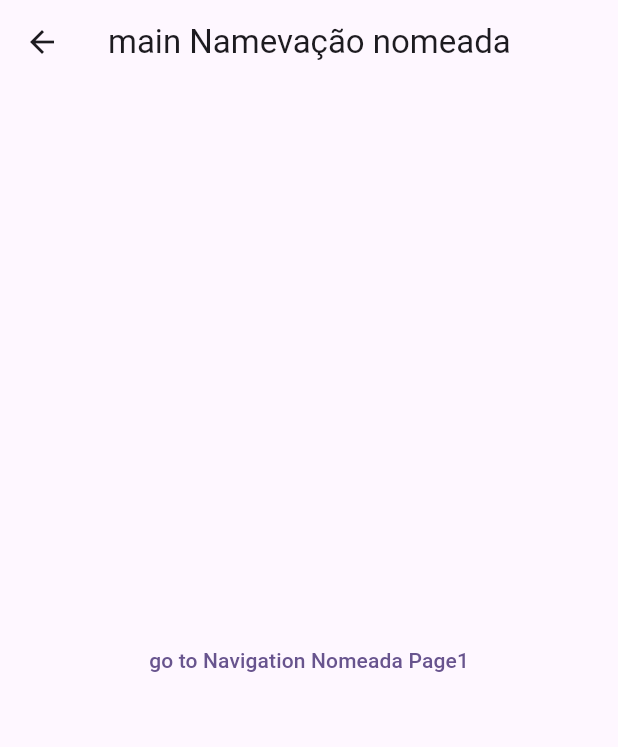
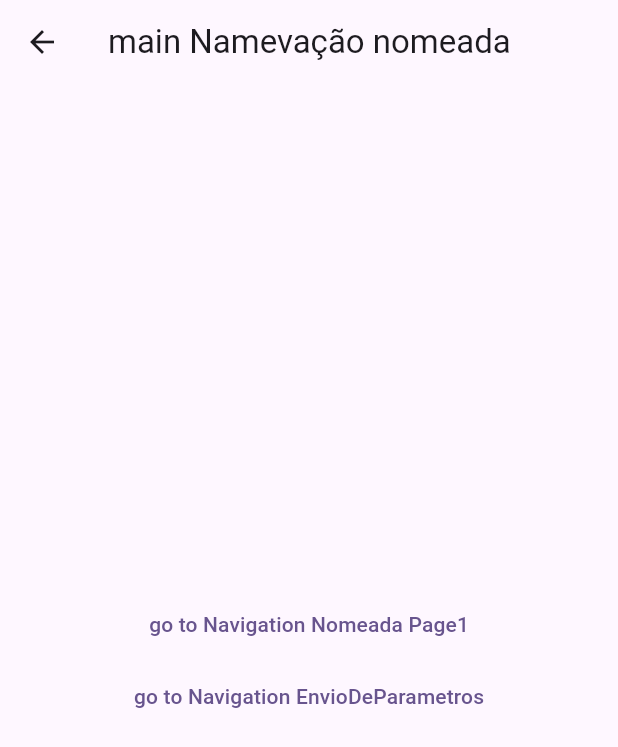
Before and after one commit to iagocarvalho07/jornada_getx, a Flutter app: the screen it shows after launch, after a tap on "go to NavigationNomeada", on a phone screen of 412 x 824 dp. Shown: the top 747 px of the screen. Run offline on Flutter 3.47's test engine with Material 3 defaults, Android fonts, the phone set to English and light mode, and no system bars; our stand-ins replace get.

Commit message:
send parans, with named

```diff
--- a/lib/main.dart
+++ b/lib/main.dart
@@ -4,6 +4,10 @@ import 'package:jornada_getx/my_app_getx.dart';
 import 'package:jornada_getx/navegacap_nomeadas/navigation_nomeada.dart';
 import 'package:jornada_getx/navegacap_nomeadas/pagenavegation_nomeada/inicial/page1navigation_nomeada.dart';
 import 'package:jornada_getx/navegacap_nomeadas/pagenavegation_nomeada/rota_nao_encontrada/rota_nao_encontrada_page.dart';
+import 'package:jornada_getx/navegacap_nomeadas/pagenavegation_nomeada/sendparans_named/argumentsPage/arguments_page1.dart';
+import 'package:jornada_getx/navegacap_nomeadas/pagenavegation_nomeada/sendparans_named/argumentsPage/arguments_page2.dart';
+import 'package:jornada_getx/navegacap_nomeadas/pagenavegation_nomeada/sendparans_named/argumentsPage/arguments_page3.dart';
+import 'package:jornada_getx/navegacap_nomeadas/pagenavegation_nomeada/sendparans_named/send_parans_named.dart';
 
 void main() {
   runApp(const MyApp());
@@ -19,13 +23,20 @@ class MyApp extends StatelessWidget {
         colorScheme: ColorScheme.fromSeed(seedColor: Colors.deepPurple),
         useMaterial3: true,
       ),
-      unknownRoute: GetPage(name: "/404", page: ()=> const PageNaoEncontradaPage()),
+      unknownRoute:
+          GetPage(name: "/404", page: () => const PageNaoEncontradaPage()),
       home: const MyAppGetX(),
       getPages: [
         GetPage(
             name: "/navagationnomeada", page: () => const NavigationNomeada()),
         GetPage(
-            name: "/inicial/page1", page: () => const Page1NavigationNomeada())
+            name: "/inicial/page1", page: () => const Page1NavigationNomeada()),
+        GetPage(name: "/EnvioDeParametros", page: () => const SendParansNamed()),
+        GetPage(name: "/argumentspage1", page: () => const ArgumentsPage1()),
+        GetPage(name: "/argumentspage2", page: () => const ArgumentsPage2()),
+        GetPage(name: "/argumentspage3", page: () => const ArgumentsPage3()),
+
+        //argumentspage1
       ],
     );
   }
--- a/lib/navegacap_nomeadas/navigation_nomeada.dart
+++ b/lib/navegacap_nomeadas/navigation_nomeada.dart
@@ -12,18 +12,26 @@ class _NavigationNomeadaState extends State<NavigationNomeada> {
   @override
   Widget build(BuildContext context) {
     return Scaffold(
-      appBar: AppBar(title: const Text("main Namevação nomeada"),),
+      appBar: AppBar(
+        title: const Text("main Namevação nomeada"),
+      ),
       body: Center(
         child: Column(
           mainAxisAlignment: MainAxisAlignment.center,
           children: [
-          TextButton(
-                  onPressed: () {
-                    Get.toNamed('/inicial/page1');
-                  },
-                  child: const Text("go to Navigation Nomeada Page1")),],
-
-
+            TextButton(
+              onPressed: () {
+                Get.toNamed('/inicial/page1');
+              },
+              child: const Text("go to Navigation Nomeada Page1"),
+            ),
+            TextButton(
+              onPressed: () {
+                Get.toNamed("/EnvioDeParametros");
+              },
+              child: const Text("go to Navigation EnvioDeParametros"),
+            ),
+          ],
         ),
       ),
     );
```
Also changed, not shown: lib/navegacap_nomeadas/pagenavegation_nomeada/sendparans_named/argumentsPage/arguments_page1.dart (added, +20 -0 lines), lib/navegacap_nomeadas/pagenavegation_nomeada/sendparans_named/argumentsPage/arguments_page2.dart (added, +16 -0 lines), lib/navegacap_nomeadas/pagenavegation_nomeada/sendparans_named/argumentsPage/arguments_page3.dart (added, +16 -0 lines), lib/navegacap_nomeadas/pagenavegation_nomeada/sendparans_named/send_parans_named.dart (added, +49 -0 lines).
